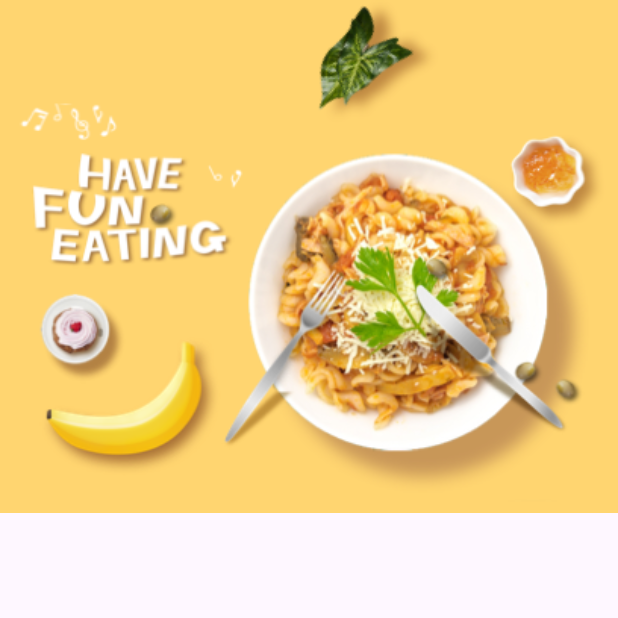
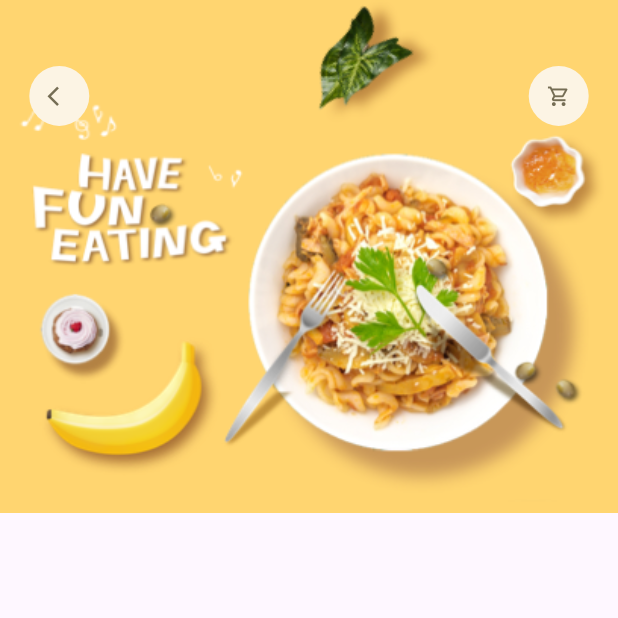
Before and after one commit to AkshayAshokCode/FoodDelivery, a Flutter app: the screen it shows after launch, on a phone screen of 412 x 824 dp, the top half of it. Run offline on Flutter 3.47's test engine with Material 3 defaults, Android fonts, the phone set to English and light mode, and no system bars; our stand-ins replace dots_indicator, get.

Commit message:
add icons at top of header image

```diff
--- a/lib/pages/food/popular_food_detail.dart
+++ b/lib/pages/food/popular_food_detail.dart
@@ -1,6 +1,7 @@
 import 'package:flutter/cupertino.dart';
 import 'package:flutter/material.dart';
 import 'package:food_delivery/utils/dimensions.dart';
+import 'package:food_delivery/widgets/app_icon.dart';
 
 class PopularFoodDetail extends StatelessWidget {
   const PopularFoodDetail({super.key});
@@ -24,6 +25,18 @@ class PopularFoodDetail extends StatelessWidget {
                   )
                 )
               ),
+        )),
+        Positioned(
+          top: Dimensions.height45,
+            left:Dimensions.width20,
+            right:Dimensions.width20,
+            child: Row(
+              mainAxisAlignment: MainAxisAlignment.spaceBetween,
+              children: [
+                AppIcon(icon: Icons.arrow_back_ios),
+                AppIcon(icon: Icons.shopping_cart_outlined)
+              ],
+
         ))
       ],
     )
--- /dev/null
+++ b/lib/widgets/app_icon.dart
@@ -0,0 +1,30 @@
+import 'package:flutter/cupertino.dart';
+import 'package:food_delivery/utils/dimensions.dart';
+
+class AppIcon extends StatelessWidget {
+  final IconData icon;
+  final Color backgroundColor;
+  final Color iconColor;
+  final double size;
+  AppIcon({super.key, required this.icon,
+    this.backgroundColor = const Color(0xFFfcf4e4),
+    this.iconColor = const Color(0xFF756d54),
+    this.size = 40});
+
+  @override
+  Widget build(BuildContext context) {
+    return Container(
+      height: size,
+      width: size,
+      decoration: BoxDecoration(
+        borderRadius: BorderRadius.circular(size/2),
+        color: backgroundColor
+      ),
+      child: Icon(
+        icon,
+        color: iconColor,
+        size: Dimensions.iconSize16,
+      ),
+    );
+  }
+}
```
